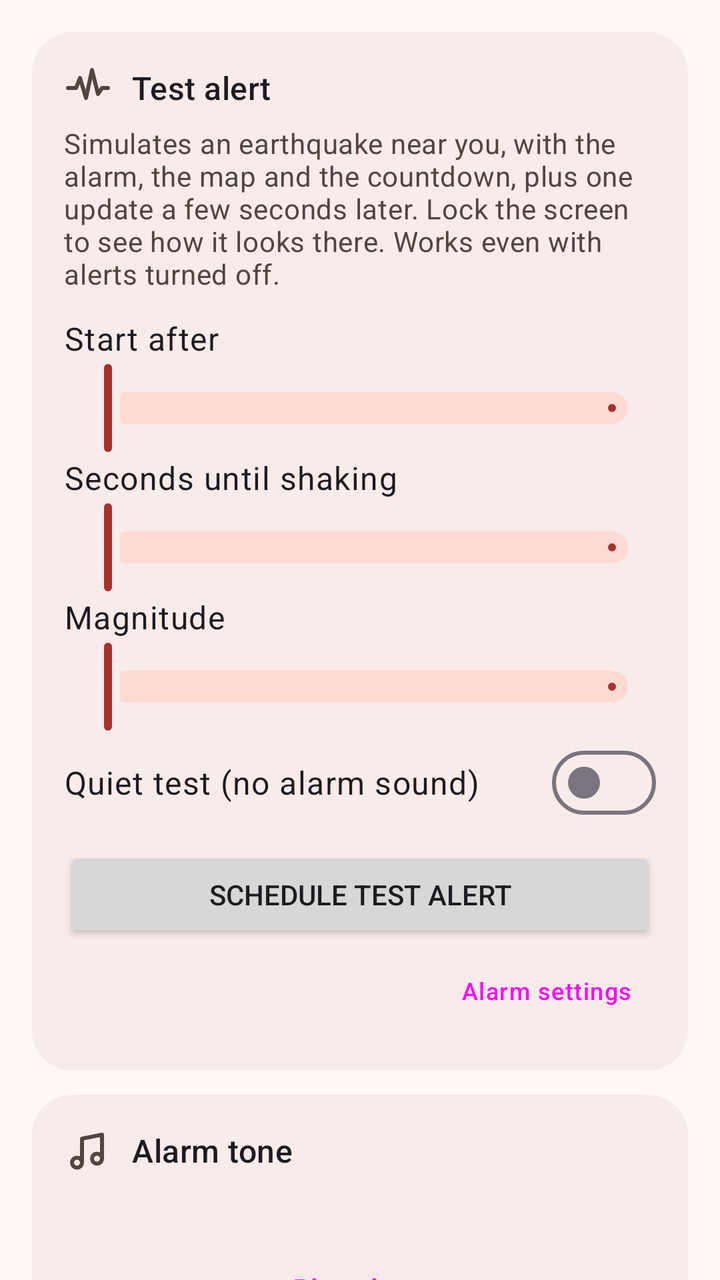
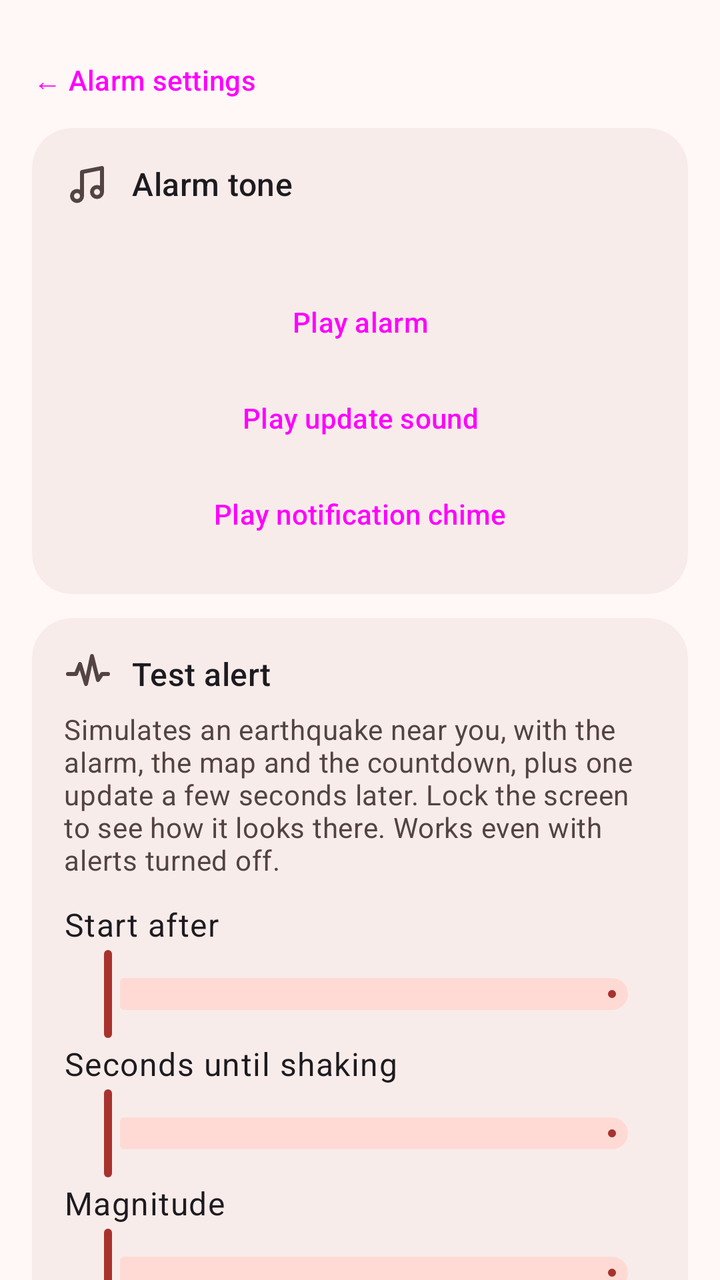

Two renders of the same Android screen: before a commit and after it. Below are the layout's source before the change and the commit's diff.
<!-- AndroidManifest.xml: application theme Theme.Alertroid -->
<!-- res/layout/activity_tests.xml -->
<?xml version="1.0" encoding="utf-8"?>
<androidx.core.widget.NestedScrollView xmlns:android="http://schemas.android.com/apk/res/android"
    xmlns:app="http://schemas.android.com/apk/res-auto"
    android:layout_width="match_parent"
    android:layout_height="match_parent">

    <LinearLayout
        android:id="@+id/column"
        android:layout_width="match_parent"
        android:layout_height="wrap_content"
        android:orientation="vertical"
        android:padding="16dp">

        
        <com.google.android.material.card.MaterialCardView
            style="@style/Card"
            android:layout_width="match_parent"
            android:layout_height="wrap_content">

            <LinearLayout
                android:layout_width="match_parent"
                android:layout_height="wrap_content"
                android:orientation="vertical"
                android:padding="16dp">

                <TextView
                    style="@style/CardTitle"
                    android:text="@string/test_mode"
                    app:drawableStartCompat="@drawable/ic_tab_alerts"
                    app:drawableTint="?attr/colorOnSurfaceVariant" />

                <TextView
                    style="@style/Body"
                    android:text="@string/test_mode_desc"
                    android:textColor="@color/on_surface_soft" />

                <LinearLayout
                    android:layout_width="match_parent"
                    android:layout_height="wrap_content"
                    android:layout_marginTop="12dp"
                    android:orientation="horizontal">

                    <TextView
                        android:layout_width="0dp"
                        android:layout_height="wrap_content"
                        android:layout_weight="1"
                        android:text="@string/test_delay"
                        android:textAppearance="?attr/textAppearanceBodyLarge" />

                    <TextView
                        android:id="@+id/delay_value"
                        android:layout_width="wrap_content"
                        android:layout_height="wrap_content"
                        android:textAppearance="?attr/textAppearanceTitleMedium"
                        android:textColor="@color/accent_deep" />
                </LinearLayout>

                <com.google.android.material.slider.Slider
                    android:id="@+id/delay"
                    android:layout_width="match_parent"
                    android:layout_height="wrap_content"
                    android:stepSize="5"
                    android:valueFrom="0"
                    android:valueTo="120"
                    app:labelBehavior="gone"
                    app:tickVisible="false" />

                <LinearLayout
                    android:layout_width="match_parent"
                    android:layout_height="wrap_content"
                    android:orientation="horizontal">

                    <TextView
                        android:layout_width="0dp"
                        android:layout_height="wrap_content"
                        android:layout_weight="1"
                        android:text="@string/test_lead"
                        android:textAppearance="?attr/textAppearanceBodyLarge" />

                    <TextView
                        android:id="@+id/lead_value"
                        android:layout_width="wrap_content"
                        android:layout_height="wrap_content"
                        android:textAppearance="?attr/textAppearanceTitleMedium"
                        android:textColor="@color/accent_deep" />
                </LinearLayout>

                <com.google.android.material.slider.Slider
                    android:id="@+id/lead"
                    android:layout_width="match_parent"
                    android:layout_height="wrap_content"
                    android:stepSize="5"
                    android:valueFrom="5"
                    android:valueTo="90"
                    app:labelBehavior="gone"
                    app:tickVisible="false" />

                <LinearLayout
                    android:layout_width="match_parent"
                    android:layout_height="wrap_content"
                    android:orientation="horizontal">

                    <TextView
                        android:layout_width="0dp"
                        android:layout_height="wrap_content"
                        android:layout_weight="1"
                        android:text="@string/test_magnitude"
                        android:textAppearance="?attr/textAppearanceBodyLarge" />

                    <TextView
                        android:id="@+id/magnitude_value"
                        android:layout_width="wrap_content"
                        android:layout_height="wrap_content"
                        android:textAppearance="?attr/textAppearanceTitleMedium"
                        android:textColor="@color/accent_deep" />
                </LinearLayout>

                <com.google.android.material.slider.Slider
                    android:id="@+id/magnitude"
                    android:layout_width="match_parent"
                    android:layout_height="wrap_content"
                    android:stepSize="0.1"
                    android:valueFrom="3.0"
                    android:valueTo="8.5"
                    app:labelBehavior="gone"
                    app:tickVisible="false" />

                <LinearLayout
                    android:layout_width="match_parent"
                    android:layout_height="wrap_content"
                    android:gravity="center_vertical"
                    android:orientation="horizontal">

                    <TextView
                        android:layout_width="0dp"
                        android:layout_height="wrap_content"
                        android:layout_weight="1"
                        android:text="@string/test_quiet"
                        android:textAppearance="?attr/textAppearanceBodyLarge" />

                    <com.google.android.material.materialswitch.MaterialSwitch
                        android:id="@+id/quiet"
                        android:layout_width="wrap_content"
                        android:layout_height="wrap_content" />
                </LinearLayout>

                <Button
                    android:id="@+id/test_start"
                    android:layout_width="match_parent"
                    android:layout_height="wrap_content"
                    android:layout_marginTop="8dp"
                    android:text="@string/test_start" />
                <Button
                    android:id="@+id/alert_settings"
                    style="@style/Widget.Material3.Button.TextButton"
                    android:layout_width="wrap_content"
                    android:layout_height="wrap_content"
                    android:layout_gravity="end"
                    android:text="@string/link_alarm_settings"
                    android:textAppearance="?attr/textAppearanceLabelMedium" />
            </LinearLayout>
        </com.google.android.material.card.MaterialCardView>

        
        <com.google.android.material.card.MaterialCardView
            android:id="@+id/tone_card"
            style="@style/Card"
            android:layout_width="match_parent"
            android:layout_height="wrap_content"
            android:layout_marginTop="12dp">

            <LinearLayout
                android:layout_width="match_parent"
                android:layout_height="wrap_content"
                android:orientation="vertical"
                android:padding="16dp">

                <TextView
                    style="@style/CardTitle"
                    android:text="@string/test_tone_title"
                    app:drawableStartCompat="@drawable/ic_pref_tone" />

                <TextView
                    android:id="@+id/tone_desc"
                    style="@style/Body"
                    android:textColor="@color/on_surface_soft" />

                <Button
                    android:id="@+id/play_tone"
                    style="?attr/materialButtonOutlinedStyle"
                    android:layout_width="match_parent"
                    android:layout_height="wrap_content"
                    android:layout_marginTop="8dp"
                    android:text="@string/test_tone_play" />

                <Button
                    android:id="@+id/play_update"
                    style="?attr/materialButtonOutlinedStyle"
                    android:layout_width="match_parent"
                    android:layout_height="wrap_content"
                    android:text="@string/test_update_play" />

                <Button
                    android:id="@+id/play_notice"
                    style="?attr/materialButtonOutlinedStyle"
                    android:layout_width="match_parent"
                    android:layout_height="wrap_content"
                    android:text="@string/test_notice_play" />
                <Button
                    android:id="@+id/tone_settings"
                    style="@style/Widget.Material3.Button.TextButton"
                    android:layout_width="wrap_content"
                    android:layout_height="wrap_content"
                    android:layout_gravity="end"
                    android:text="@string/link_alarm_settings"
                    android:textAppearance="?attr/textAppearanceLabelMedium" />
            </LinearLayout>
        </com.google.android.material.card.MaterialCardView>

        
        <com.google.android.material.card.MaterialCardView
            android:id="@+id/speech_card"
            style="@style/Card"
            android:layout_width="match_parent"
            android:layout_height="wrap_content"
            android:layout_marginTop="12dp">

            <LinearLayout
                android:layout_width="match_parent"
                android:layout_height="wrap_content"
                android:orientation="vertical"
                android:padding="16dp">

                <TextView
                    style="@style/CardTitle"
                    android:text="@string/tts_try"
                    app:drawableStartCompat="@drawable/ic_pref_speech" />

                <TextView
                    android:id="@+id/speech_desc"
                    style="@style/Body"
                    android:textColor="@color/on_surface_soft" />

                <Button
                    android:id="@+id/speak"
                    style="?attr/materialButtonOutlinedStyle"
                    android:layout_width="match_parent"
                    android:layout_height="wrap_content"
                    android:layout_marginTop="8dp"
                    android:text="@string/tts_try_button" />
                <Button
                    android:id="@+id/speech_settings"
                    style="@style/Widget.Material3.Button.TextButton"
                    android:layout_width="wrap_content"
                    android:layout_height="wrap_content"
                    android:layout_gravity="end"
                    android:text="@string/link_speech_settings"
                    android:textAppearance="?attr/textAppearanceLabelMedium" />
            </LinearLayout>
        </com.google.android.material.card.MaterialCardView>
    </LinearLayout>
</androidx.core.widget.NestedScrollView>
<!-- resources referenced by this layout -->
<resources>
  <color name="accent_deep">#A8322D</color>
  <color name="on_surface_soft">#534341</color>
  <!-- drawable ic_pref_speech (drawable) -->
  <?xml version="1.0" encoding="utf-8"?>
  <vector xmlns:android="http://schemas.android.com/apk/res/android"
      android:width="24dp"
      android:height="24dp"
      android:tint="?attr/colorOnSurfaceVariant"
      android:viewportWidth="24"
      android:viewportHeight="24">
      <path
          android:fillColor="#00000000"
          android:pathData="M4,5h16v11H9l-5,4zM8,9h8M8,12h5"
          android:strokeWidth="2"
          android:strokeColor="#FF000000"
          android:strokeLineCap="round"
          android:strokeLineJoin="round" />
  </vector>
  <!-- drawable ic_tab_alerts (drawable) -->
  <?xml version="1.0" encoding="utf-8"?>
  <vector xmlns:android="http://schemas.android.com/apk/res/android"
      android:width="24dp"
      android:height="24dp"
      android:viewportWidth="24"
      android:viewportHeight="24">
      <path
          android:fillColor="#00000000"
          android:pathData="M2,12h4l2,-5 3,10 3,-14 3,12 2,-3h3"
          android:strokeWidth="2"
          android:strokeColor="#FF000000"
          android:strokeLineCap="round"
          android:strokeLineJoin="round" />
  </vector>
  <string name="link_alarm_settings">Alarm settings</string>
  <string name="link_speech_settings">Speech settings</string>
  <string name="test_delay">Start after</string>
  <string name="test_lead">Seconds until shaking</string>
  <string name="test_magnitude">Magnitude</string>
  <string name="test_mode">Test alert</string>
  <string name="test_mode_desc">Simulates an earthquake near you, with the alarm, the map and the countdown, plus one update a few seconds later. Lock the screen to see how it looks there. Works even with alerts turned off.</string>
  <string name="test_notice_play">Play notification chime</string>
  <string name="test_quiet">Quiet test (no alarm sound)</string>
  <string name="test_start">Schedule test alert</string>
  <string name="test_tone_play">Play alarm</string>
  <string name="test_tone_title">Alarm tone</string>
  <string name="test_update_play">Play update sound</string>
  <string name="tts_try">Test speech</string>
  <string name="tts_try_button">Speak a sample warning</string>
  <style name="Body">
          <item name="android:layout_width">match_parent</item>
          <item name="android:layout_height">wrap_content</item>
          <item name="android:layout_marginTop">6dp</item>
          <item name="android:textAppearance">?attr/textAppearanceBodyMedium</item>
      </style>
  <style name="Card" parent="Widget.Material3.CardView.Filled">
          <item name="cardCornerRadius">20dp</item>
          <item name="cardBackgroundColor">@color/card</item>
      </style>
  <style name="CardTitle">
          <item name="android:layout_width">match_parent</item>
          <item name="android:layout_height">wrap_content</item>
          <item name="android:textAppearance">?attr/textAppearanceTitleMedium</item>
          <item name="android:drawablePadding">10dp</item>
          <item name="android:gravity">center_vertical</item>
      </style>
  <style name="Theme.Alertroid" parent="Theme.Alertroid.Base" />
  <color name="card">#F8ECEA</color>
  <color name="on_accent">#FFFFFF</color>
  <color name="accent_container">#FFDAD5</color>
  <color name="on_accent_container">#410001</color>
  <color name="surface">#FFF8F7</color>
  <color name="nav">#F8ECEA</color>
  <color name="on_surface">#231918</color>
  <!-- unchanged entries left out for length: 2 -->
</resources>

<!-- the commit's change to res/layout/activity_tests.xml (unified diff, before → after) -->
@@ -11,11 +11,23 @@
         android:orientation="vertical"
         android:padding="16dp">
 
+        <Button
+            android:id="@+id/alarm_settings"
+            style="@style/Widget.Material3.Button.TextButton"
+            android:layout_width="wrap_content"
+            android:layout_height="wrap_content"
+            android:layout_marginStart="-12dp"
+            android:layout_marginTop="0dp"
+            android:text="@string/back_alarm_settings"
+            android:textAppearance="?attr/textAppearanceLabelLarge" />
+
         
         <com.google.android.material.card.MaterialCardView
+            android:id="@+id/tone_card"
             style="@style/Card"
             android:layout_width="match_parent"
-            android:layout_height="wrap_content">
+            android:layout_height="wrap_content"
+            android:layout_marginTop="0dp">
 
             <LinearLayout
                 android:layout_width="match_parent"
@@ -25,6 +37,53 @@
 
                 <TextView
                     style="@style/CardTitle"
+                    android:text="@string/test_tone_title"
+                    app:drawableStartCompat="@drawable/ic_pref_tone" />
+
+                <TextView
+                    android:id="@+id/tone_desc"
+                    style="@style/Body"
+                    android:textColor="@color/on_surface_soft" />
+
+                <Button
+                    android:id="@+id/play_tone"
+                    style="?attr/materialButtonOutlinedStyle"
+                    android:layout_width="match_parent"
+                    android:layout_height="wrap_content"
+                    android:layout_marginTop="8dp"
+                    android:text="@string/test_tone_play" />
+
+                <Button
+                    android:id="@+id/play_update"
+                    style="?attr/materialButtonOutlinedStyle"
+                    android:layout_width="match_parent"
+                    android:layout_height="wrap_content"
+                    android:text="@string/test_update_play" />
+
+                <Button
+                    android:id="@+id/play_notice"
+                    style="?attr/materialButtonOutlinedStyle"
+                    android:layout_width="match_parent"
+                    android:layout_height="wrap_content"
+                    android:text="@string/test_notice_play" />
+            </LinearLayout>
+        </com.google.android.material.card.MaterialCardView>
+
+        
+        <com.google.android.material.card.MaterialCardView
+            style="@style/Card"
+            android:layout_width="match_parent"
+            android:layout_height="wrap_content"
+            android:layout_marginTop="12dp">
+
+            <LinearLayout
+                android:layout_width="match_parent"
+                android:layout_height="wrap_content"
+                android:orientation="vertical"
+                android:padding="16dp">
+
+                <TextView
+                    style="@style/CardTitle"
                     android:text="@string/test_mode"
                     app:drawableStartCompat="@drawable/ic_tab_alerts"
                     app:drawableTint="?attr/colorOnSurfaceVariant" />
@@ -150,24 +209,26 @@
                     android:layout_height="wrap_content"
                     android:layout_marginTop="8dp"
                     android:text="@string/test_start" />
-                <Button
-                    android:id="@+id/alert_settings"
-                    style="@style/Widget.Material3.Button.TextButton"
-                    android:layout_width="wrap_content"
-                    android:layout_height="wrap_content"
-                    android:layout_gravity="end"
-                    android:text="@string/link_alarm_settings"
-                    android:textAppearance="?attr/textAppearanceLabelMedium" />
             </LinearLayout>
         </com.google.android.material.card.MaterialCardView>
 
+        <Button
+            android:id="@+id/speech_settings"
+            style="@style/Widget.Material3.Button.TextButton"
+            android:layout_width="wrap_content"
+            android:layout_height="wrap_content"
+            android:layout_marginStart="-12dp"
+            android:layout_marginTop="16dp"
+            android:text="@string/back_speech_settings"
+            android:textAppearance="?attr/textAppearanceLabelLarge" />
+
         
         <com.google.android.material.card.MaterialCardView
-            android:id="@+id/tone_card"
+            android:id="@+id/speech_card"
             style="@style/Card"
             android:layout_width="match_parent"
             android:layout_height="wrap_content"
-            android:layout_marginTop="12dp">
+            android:layout_marginTop="0dp">
 
             <LinearLayout
                 android:layout_width="match_parent"
@@ -177,62 +238,6 @@
 
                 <TextView
                     style="@style/CardTitle"
-                    android:text="@string/test_tone_title"
-                    app:drawableStartCompat="@drawable/ic_pref_tone" />
-
-                <TextView
-                    android:id="@+id/tone_desc"
-                    style="@style/Body"
-                    android:textColor="@color/on_surface_soft" />
-
-                <Button
-                    android:id="@+id/play_tone"
-                    style="?attr/materialButtonOutlinedStyle"
-                    android:layout_width="match_parent"
-                    android:layout_height="wrap_content"
-                    android:layout_marginTop="8dp"
-                    android:text="@string/test_tone_play" />
-
-                <Button
-                    android:id="@+id/play_update"
-                    style="?attr/materialButtonOutlinedStyle"
-                    android:layout_width="match_parent"
-                    android:layout_height="wrap_content"
-                    android:text="@string/test_update_play" />
-
-                <Button
-                    android:id="@+id/play_notice"
-                    style="?attr/materialButtonOutlinedStyle"
-                    android:layout_width="match_parent"
-                    android:layout_height="wrap_content"
-                    android:text="@string/test_notice_play" />
-                <Button
-                    android:id="@+id/tone_settings"
-                    style="@style/Widget.Material3.Button.TextButton"
-                    android:layout_width="wrap_content"
-                    android:layout_height="wrap_content"
-                    android:layout_gravity="end"
-                    android:text="@string/link_alarm_settings"
-                    android:textAppearance="?attr/textAppearanceLabelMedium" />
-            </LinearLayout>
-        </com.google.android.material.card.MaterialCardView>
-
-        
-        <com.google.android.material.card.MaterialCardView
-            android:id="@+id/speech_card"
-            style="@style/Card"
-            android:layout_width="match_parent"
-            android:layout_height="wrap_content"
-            android:layout_marginTop="12dp">
-
-            <LinearLayout
-                android:layout_width="match_parent"
-                android:layout_height="wrap_content"
-                android:orientation="vertical"
-                android:padding="16dp">
-
-                <TextView
-                    style="@style/CardTitle"
                     android:text="@string/tts_try"
                     app:drawableStartCompat="@drawable/ic_pref_speech" />
 
@@ -248,14 +253,6 @@
                     android:layout_height="wrap_content"
                     android:layout_marginTop="8dp"
                     android:text="@string/tts_try_button" />
-                <Button
-                    android:id="@+id/speech_settings"
-                    style="@style/Widget.Material3.Button.TextButton"
-                    android:layout_width="wrap_content"
-                    android:layout_height="wrap_content"
-                    android:layout_gravity="end"
-                    android:text="@string/link_speech_settings"
-                    android:textAppearance="?attr/textAppearanceLabelMedium" />
             </LinearLayout>
         </com.google.android.material.card.MaterialCardView>
     </LinearLayout>
<!-- resource entries referenced after the edit -->
@@ -33,8 +33,8 @@
           android:strokeLineCap="round"
           android:strokeLineJoin="round" />
   </vector>
-  <string name="link_alarm_settings">Alarm settings</string>
-  <string name="link_speech_settings">Speech settings</string>
+  <string name="back_alarm_settings">←  Alarm settings</string>
+  <string name="back_speech_settings">←  Speech settings</string>
   <string name="test_delay">Start after</string>
   <string name="test_lead">Seconds until shaking</string>
   <string name="test_magnitude">Magnitude</string>
